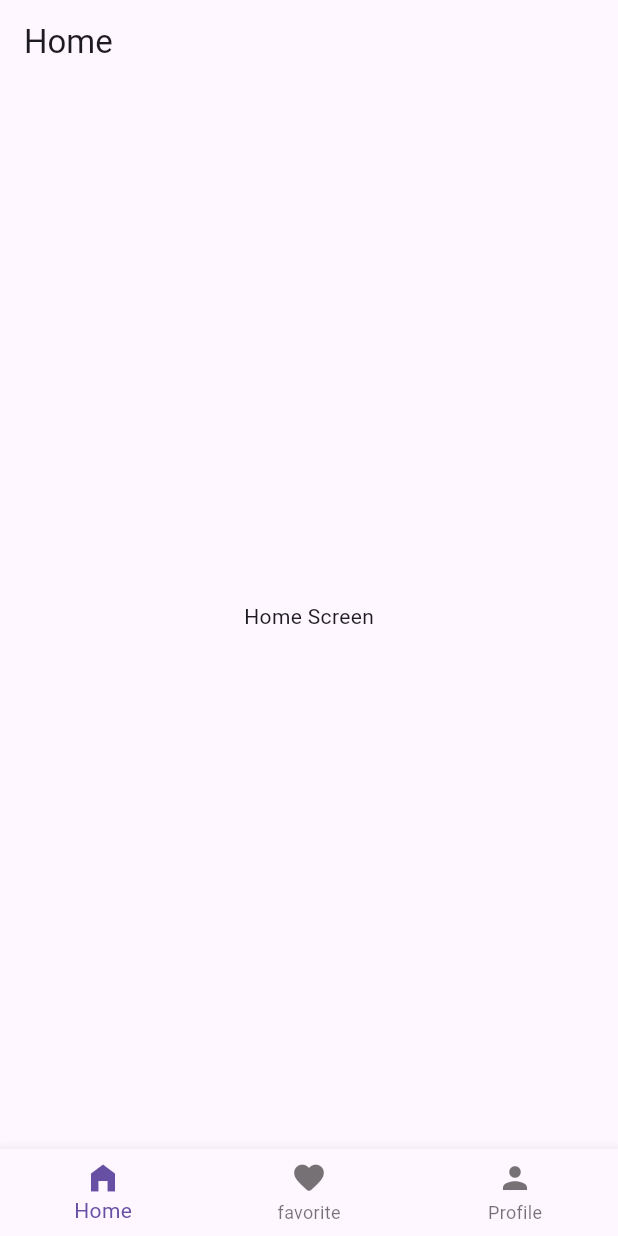
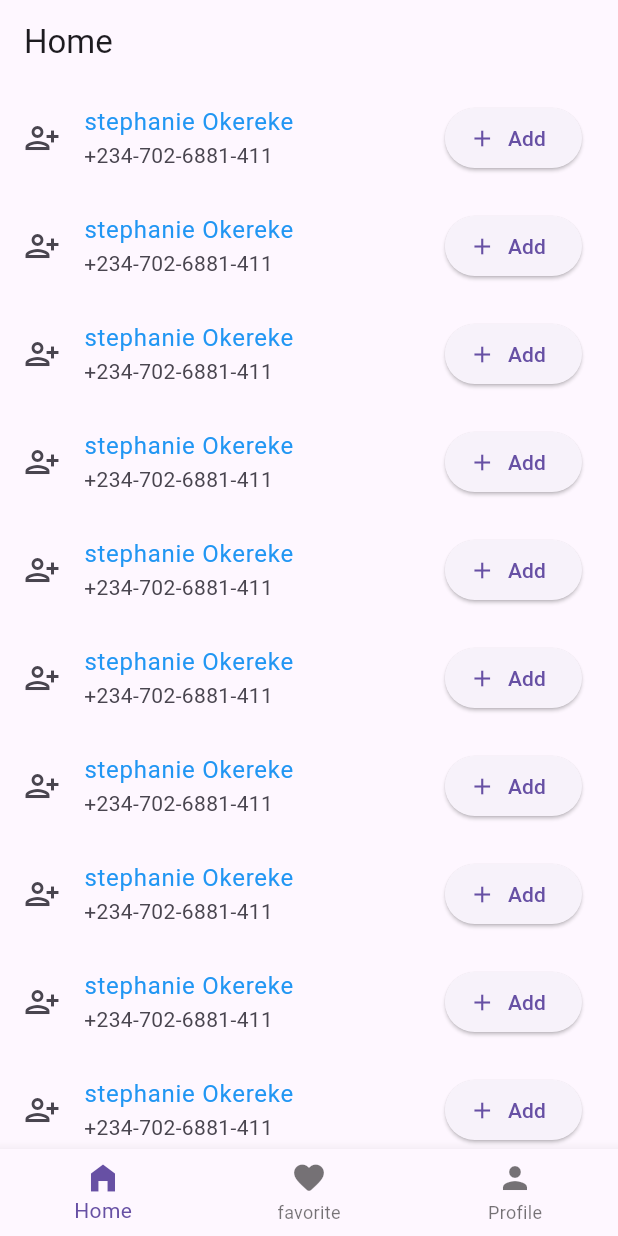
Before and after one commit to Chukcyihub/state_app, a Flutter app: the screen it shows after launch, on a phone screen of 412 x 824 dp. Run offline on Flutter 3.47's test engine with Material 2 defaults, Android fonts, the phone set to English and light mode, and no system bars; our stand-ins replace gap.

```diff
--- a/lib/main.dart
+++ b/lib/main.dart
@@ -1,4 +1,6 @@
 import 'package:flutter/material.dart';
+import 'package:provider/provider.dart';
+import 'package:state_app/providers/counter.dart';
 import 'package:state_app/screen/home_screen.dart';
 
 void main() {
@@ -10,7 +12,13 @@ class MyApp extends StatelessWidget {
 
   @override
   Widget build(BuildContext context) {
-    return MaterialApp(
+    return MultiProvider(
+      providers: [
+        ChangeNotifierProvider(
+          create: (_) => Counter(),
+        ),
+      ],
+      child: MaterialApp(
         debugShowCheckedModeBanner: false,
         title: 'Flutter Demo',
         theme: ThemeData(
@@ -18,6 +26,7 @@ class MyApp extends StatelessWidget {
           useMaterial3: true,
         ),
         home: const HomeScreen(),
+      ),
     );
   }
 }
--- /dev/null
+++ b/lib/providers/counter.dart
@@ -0,0 +1,11 @@
+import 'package:flutter/material.dart';
+
+class Counter with ChangeNotifier {
+  int num = 0;
+  int get number => num;
+
+  increment() {
+    num++;
+    notifyListeners();
+  }
+}
--- a/lib/widget/home_widget.dart
+++ b/lib/widget/home_widget.dart
@@ -7,8 +7,33 @@ class HomeWidget extends StatelessWidget {
   Widget build(BuildContext context) {
     return const SafeArea(
       child: Center(
-        child: Text("Home Screen"),
+        child: ContactList(),
       ),
     );
   }
 }
+
+class ContactList extends StatelessWidget {
+  const ContactList({super.key});
+
+  @override
+  Widget build(BuildContext context) {
+    return ListView.builder(
+      itemCount: 10,
+      itemBuilder: ((context, index) {
+        return ListTile(
+          leading: const Icon(Icons.person_add_alt_1_outlined),
+          title: const Text(
+            "stephanie Okereke",
+            style: TextStyle(color: Colors.blue),
+          ),
+          subtitle: const Text("+234-702-6881-411"),
+          trailing: ElevatedButton.icon(
+              onPressed: () {},
+              icon: const Icon(Icons.add),
+              label: const Text("Add")),
+        );
+      }),
+    );
+  }
+}
--- a/pubspec.yaml
+++ b/pubspec.yaml
@@ -36,6 +36,8 @@ dependencies:
   # The following adds the Cupertino Icons font to your application.
   # Use with the CupertinoIcons class for iOS style icons.
   cupertino_icons: ^1.0.2
+  provider: ^6.0.4
+  gap: ^2.0.0
 
 dev_dependencies:
   flutter_test:
```
Also changed, not shown: lib/widget/favorite_widget.dart (+30 -3 lines), lib/widget/profile_widget.dart (+7 -4 lines), pubspec.lock. Lines whose indentation alone changed are shown as unchanged.
